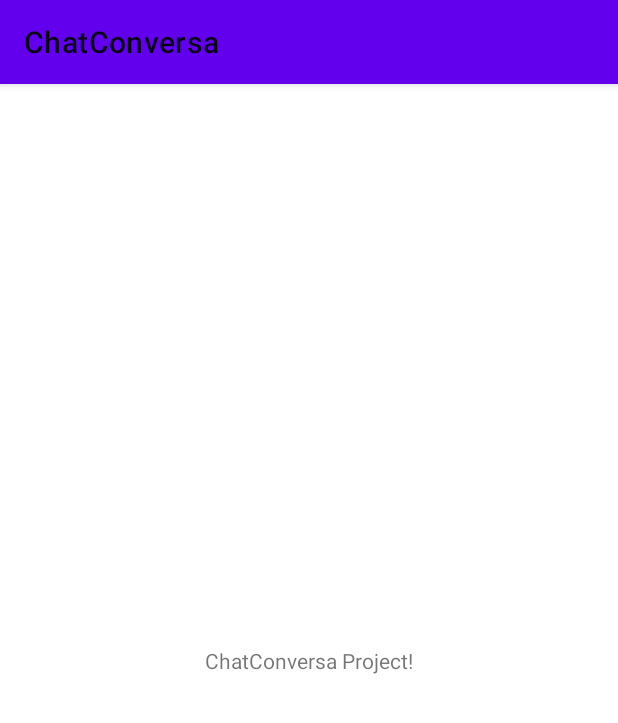
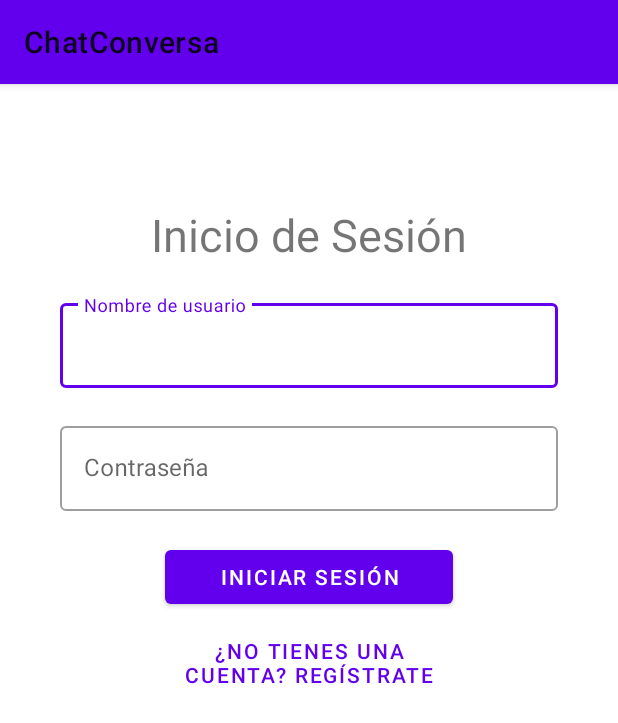
Before and after one commit to circaansfbp/ChatConversa, an Android app: the screen it shows after launch (MainActivity before the commit, InicioSesion after it), on a phone screen of 412 x 824 dp. Shown: the top 723 px of the screen. Run offline under Robolectric (Android 15) with nearby library versions, the phone set to English and light mode, and no system bars.

Commit message:
creacion de activity inicio sesion y registro usuario

```diff
--- /dev/null
+++ b/app/src/main/java/com/example/chatconversa/InicioSesion.java
@@ -0,0 +1,117 @@
+package com.example.chatconversa;
+
+import androidx.appcompat.app.AppCompatActivity;
+
+import android.content.Context;
+import android.content.Intent;
+import android.content.SharedPreferences;
+import android.os.Bundle;
+import android.util.Log;
+import android.view.View;
+import android.widget.Button;
+
+import com.google.android.material.textfield.TextInputEditText;
+
+import java.util.UUID;
+
+import retrofit2.Call;
+import retrofit2.Callback;
+import retrofit2.Response;
+import retrofit2.Retrofit;
+import retrofit2.converter.gson.GsonConverterFactory;
+
+public class InicioSesion extends AppCompatActivity implements View.OnClickListener{
+    private static String uniqueID = null;
+    private static final String PREF_UNIQUE_ID = "PREF_UNIQUE_ID";
+
+    private TextInputEditText username;
+    private TextInputEditText password;
+    private Button iniciarBtn;
+    private Button registrarBtn;
+
+    private ServicioWeb servicio;
+
+    @Override
+    protected void onCreate(Bundle savedInstanceState) {
+        super.onCreate(savedInstanceState);
+        setContentView(R.layout.activity_main);
+
+        /*Se inflan los objetos*/
+        username = findViewById(R.id.username);
+        password = findViewById(R.id.password);
+        iniciarBtn = findViewById(R.id.iniciarSesion);
+        registrarBtn = findViewById(R.id.inicio_sesion_registrarse_btn);
+
+        /*Llamado al servicio web*/
+        Retrofit retrofit = new Retrofit.Builder().baseUrl("http://chat-conversa.unnamed-chile.com/ws/user/")
+                .addConverterFactory(GsonConverterFactory.create()).build();
+        servicio = retrofit.create(ServicioWeb.class);
+
+        /*Al hacer click en el boton de 'iniciar sesion' se llama al metodo onClick() presente en la clase*/
+        iniciarBtn.setOnClickListener(this);
+
+        /*Al hacer click en el boton para registrarse se inicia la actividad 'RegistroUsuario' para poder crear un nuevo usuario*/
+        registrarBtn.setOnClickListener(new View.OnClickListener() {
+            @Override
+            public void onClick(View c) {
+                initRegistroUsuario();
+            }
+        });
+    }
+
+    /*Metodo para ir a la RegistroUsuario*/
+    public void initRegistroUsuario() {
+        Intent registroUsuario = new Intent(InicioSesion.this, RegistroUsuario.class);
+        startActivity(registroUsuario);
+    }
+
+    /**/
+    public void onClick(View v) {
+        /*COMO OBTENGO EL ID DEL TELEFONO???? khe he hecho*/
+        final Call<RespuestaWS> respuesta = servicio.iniciarSesion("userJP", "Jp11222", "CoDePhone12");
+        Log.d("retrofit", "UUID: " + id(this));
+
+        respuesta.enqueue(new Callback<RespuestaWS>() {
+            @Override
+            public void onResponse(Call<RespuestaWS> call, Response<RespuestaWS> response) {
+                Log.d("retrofit", "Entre al metodo onResponse()");
+
+                if (response != null && response.body() != null) {
+                    RespuestaWS resp = response.body();
+
+                    if (resp.getStatusCode() == 400) {
+                        Log.d("retrofit", resp.getMessage());
+                    } else if (resp.getStatusCode() == 401) {
+                        Log.d("retrofit", resp.getMessage());
+                    } else if (resp.getStatusCode() == 200) {
+                        Log.d("retrofit", resp.getMessage());
+                    }
+                } else{
+                    Log.d("retrofit", "Error en conversion :l");
+                }
+            }
+
+            @Override
+            public void onFailure(Call<RespuestaWS> call, Throwable t) {
+                Log.d("retrofit", "Respuesta fallida, ni body hay :/");
+                Log.d("retrofit", "Error: " + t.getMessage());
+            }
+        });
+    }
+
+    public synchronized static String id(Context context) {
+        if (uniqueID == null) {
+            SharedPreferences sharedPrefs = context.getSharedPreferences(PREF_UNIQUE_ID, MODE_PRIVATE);
+            uniqueID = sharedPrefs.getString(PREF_UNIQUE_ID, null);
+
+            if (uniqueID == null) {
+                uniqueID = UUID.randomUUID().toString();
+                SharedPreferences.Editor editor = sharedPrefs.edit();
+                editor.putString(PREF_UNIQUE_ID, uniqueID);
+                editor.commit();
+            }
+        }
+
+        return uniqueID;
+    }
+}
--- a/app/src/main/java/com/example/chatconversa/MainActivity.java
+++ /dev/null
@@ -1,14 +0,0 @@
-package com.example.chatconversa;
-
-import androidx.appcompat.app.AppCompatActivity;
-
-import android.os.Bundle;
-
-public class MainActivity extends AppCompatActivity {
-
-    @Override
-    protected void onCreate(Bundle savedInstanceState) {
-        super.onCreate(savedInstanceState);
-        setContentView(R.layout.activity_main);
-    }
-}
--- /dev/null
+++ b/app/src/main/java/com/example/chatconversa/ServicioWeb.java
@@ -0,0 +1,12 @@
+package com.example.chatconversa;
+
+import retrofit2.Call;
+import retrofit2.http.Field;
+import retrofit2.http.FormUrlEncoded;
+import retrofit2.http.POST;
+
+public interface ServicioWeb {
+    @FormUrlEncoded
+    @POST("login")
+    Call<RespuestaWS> iniciarSesion (@Field("username") String username, @Field("password") String password, @Field("device_id") String deviceId);
+}
--- a/app/src/main/res/layout/activity_main.xml
+++ b/app/src/main/res/layout/activity_main.xml
@@ -1,18 +1,69 @@
 <?xml version="1.0" encoding="utf-8"?>
-<androidx.constraintlayout.widget.ConstraintLayout xmlns:android="http://schemas.android.com/apk/res/android"
+<LinearLayout xmlns:android="http://schemas.android.com/apk/res/android"
     xmlns:app="http://schemas.android.com/apk/res-auto"
     xmlns:tools="http://schemas.android.com/tools"
     android:layout_width="match_parent"
     android:layout_height="match_parent"
-    tools:context=".MainActivity">
+    android:orientation="vertical"
+    tools:context=".InicioSesion">
 
     <TextView
-        android:layout_width="wrap_content"
+        android:layout_width="match_parent"
         android:layout_height="wrap_content"
-        android:text="ChatConversa Project!"
-        app:layout_constraintBottom_toBottomOf="parent"
-        app:layout_constraintLeft_toLeftOf="parent"
-        app:layout_constraintRight_toRightOf="parent"
-        app:layout_constraintTop_toTopOf="parent" />
+        android:layout_marginTop="80dp"
+        android:text="Inicio de Sesión"
+        android:textAlignment="center"
+        android:textSize="30dp"
+         >
+    </TextView>
 
-</androidx.constraintlayout.widget.ConstraintLayout>
+    <com.google.android.material.textfield.TextInputLayout
+        android:layout_width="match_parent"
+        android:layout_height="wrap_content"
+        android:layout_marginTop="20dp"
+        android:layout_marginHorizontal="40dp"
+        android:hint="Nombre de usuario"
+        style="@style/Widget.MaterialComponents.TextInputLayout.OutlinedBox">
+
+        <com.google.android.material.textfield.TextInputEditText
+            android:id="@+id/username"
+            android:layout_width="match_parent"
+            android:layout_height="wrap_content"
+            />
+    </com.google.android.material.textfield.TextInputLayout>
+
+    <com.google.android.material.textfield.TextInputLayout
+        android:layout_width="match_parent"
+        android:layout_height="wrap_content"
+        android:layout_marginTop="20dp"
+        android:layout_marginHorizontal="40dp"
+        android:hint="Contraseña"
+        style="@style/Widget.MaterialComponents.TextInputLayout.OutlinedBox">
+
+        <com.google.android.material.textfield.TextInputEditText
+            android:id="@+id/password"
+            android:inputType="textPassword"
+            android:layout_width="match_parent"
+            android:layout_height="wrap_content" />
+    </com.google.android.material.textfield.TextInputLayout>
+
+    <Button
+        android:id="@+id/iniciarSesion"
+        android:layout_width="match_parent"
+        android:layout_height="wrap_content"
+        android:layout_marginTop="20dp"
+        android:layout_marginHorizontal="110dp"
+        android:text="Iniciar Sesión"
+        />
+
+    <Button
+        android:id="@+id/inicio_sesion_registrarse_btn"
+        android:layout_width="match_parent"
+        android:layout_height="wrap_content"
+        android:layout_marginTop="5dp"
+        android:layout_marginHorizontal="110dp"
+        android:text="¿No tienes una cuenta? Regístrate"
+        style="@style/Widget.MaterialComponents.Button.TextButton"
+        />
+
+</LinearLayout>
```
Also changed, not shown: app/src/main/AndroidManifest.xml (+4 -3 lines), app/src/main/java/com/example/chatconversa/RegistroUsuario.java (added, +44 -0 lines), app/src/main/java/com/example/chatconversa/RespuestaWS.java (added, +77 -0 lines), app/src/main/java/com/example/chatconversa/User.java (added, +29 -0 lines), app/src/main/res/layout/activity_registro_usuario.xml (added, +142 -0 lines).
